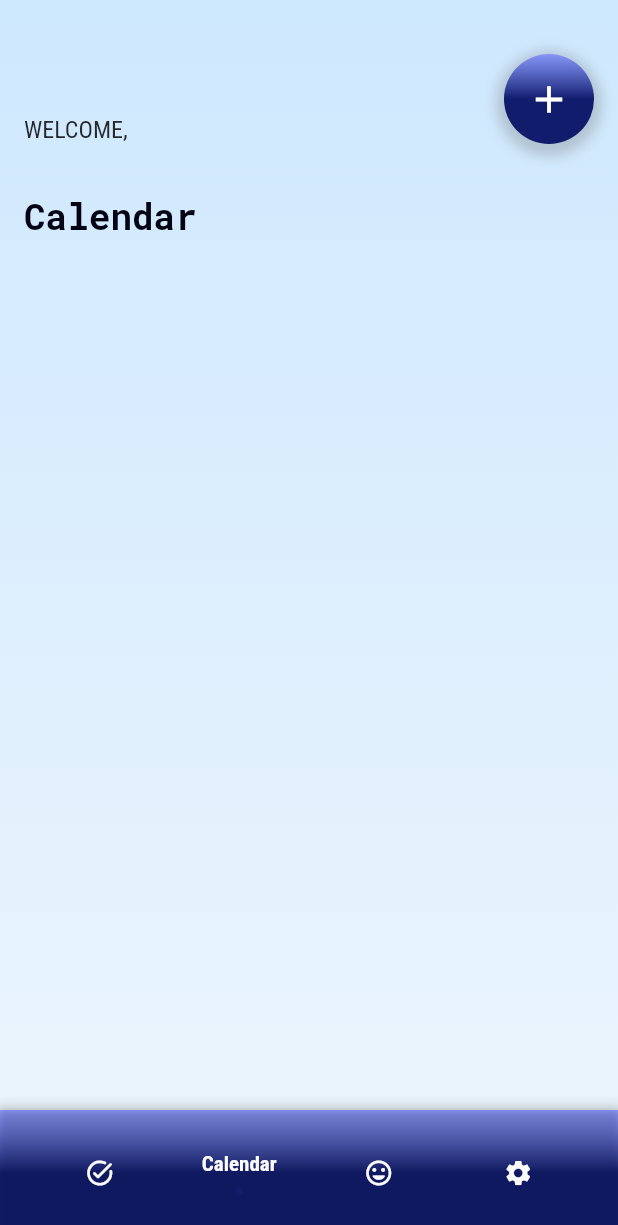
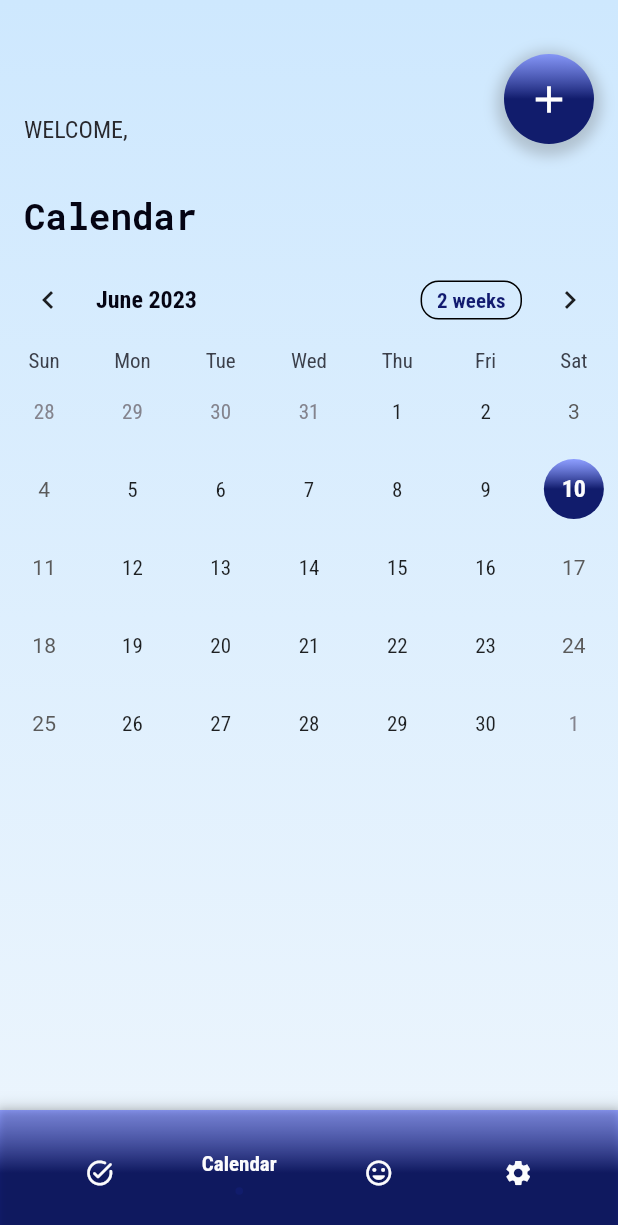
Before and after one commit to sandrakrupa/planner, a Flutter app: the screen it shows once a user with an empty profile is signed in, item 2 of the bottom bar chosen, on a phone screen of 412 x 824 dp. Shown: the top 1225 px of the screen. Run offline on Flutter 3.47's test engine with Material 2 defaults, Android fonts, the phone set to English and light mode, and no system bars; drawn by our look-alikes of flashy_tab_bar2, table_calendar; our stand-ins replace firebase_auth, firebase_core, google_fonts, image_picker, timeline_tile; accounts and stored records are empty; generated files the repository leaves out were written again.

Commit message:
create a CalendrWidget

```diff
--- a/lib/core/fonts_palette.dart
+++ b/lib/core/fonts_palette.dart
@@ -104,6 +104,21 @@ TextStyle textSMregular = GoogleFonts.robotoCondensed(
     color: Color.fromARGB(255, 5, 4, 19),
   ),
 );
+TextStyle textSMregulargrey400 = GoogleFonts.robotoCondensed(
+  textStyle: const TextStyle(
+    fontSize: 14,
+    fontWeight: FontWeight.normal,
+    color: Color.fromARGB(255, 132, 132, 142),
+  ),
+);
+
+TextStyle textSMregulargrey500 = GoogleFonts.robotoCondensed(
+  textStyle: const TextStyle(
+    fontSize: 14,
+    fontWeight: FontWeight.normal,
+    color: Color.fromARGB(255, 60, 64, 75),
+  ),
+);
 
 TextStyle textSMregulardate = GoogleFonts.robotoCondensed(
   textStyle: const TextStyle(
--- a/lib/screens/home/home page/calendar content/calendar_page_content.dart
+++ b/lib/screens/home/home page/calendar content/calendar_page_content.dart
@@ -2,6 +2,7 @@ import 'dart:io';
 import 'package:flutter/material.dart';
 import 'package:planner/core/fonts_palette.dart';
 import 'package:planner/core/gradient_palette.dart';
+import 'package:planner/widget/calendar_widget.dart';
 import 'package:planner/widget/main_text_widget.dart';
 
 class CalendarPageContent extends StatelessWidget {
@@ -72,6 +73,10 @@ class CalendarPageContent extends StatelessWidget {
         const MainText(
           mainText: 'Calendar',
         ),
+        const SizedBox(
+          height: 8,
+        ),
+        const CalendarWidget()
       ],
     );
   }
--- a/lib/screens/home/home page/gratitude content/gratitude_page_content.dart
+++ b/lib/screens/home/home page/gratitude content/gratitude_page_content.dart
@@ -72,6 +72,9 @@ class GratitudePageContent extends StatelessWidget {
         const MainText(
           mainText: 'Gratitude',
         ),
+        const SizedBox(
+          height: 8,
+        ),
       ],
     );
   }
--- a/lib/screens/home/home page/home content/home_page_content.dart
+++ b/lib/screens/home/home page/home content/home_page_content.dart
@@ -71,6 +71,9 @@ class HomePageContent extends StatelessWidget {
         ),
         const MainText(
           mainText: 'Schedule',
+        ),
+        const SizedBox(
+          height: 8,
         ),
       ],
     );
--- a/lib/screens/home/home page/settings_page.dart
+++ b/lib/screens/home/home page/settings_page.dart
@@ -25,7 +25,9 @@ class SettingsPage extends StatefulWidget {
 
 class _SettingsPageState extends State<SettingsPage> {
   File? imageFile;
+
   ValueNotifier<File?> imageNotifier = ValueNotifier<File?>(null);
+
   Future<void> pickImage(ImageSource source) async {
     final pickedImage = await ImagePicker().pickImage(source: source);
     if (pickedImage != null) {
@@ -48,6 +50,7 @@ class _SettingsPageState extends State<SettingsPage> {
   void initState() {
     super.initState();
   }
+
 
   @override
   Widget build(BuildContext context) {
@@ -192,6 +195,9 @@ class _SettingsPageState extends State<SettingsPage> {
                     ),
                     const MainText(
                       mainText: 'Settings',
+                    ),
+                    const SizedBox(
+                      height: 8,
                     ),
                     const SizedBox(
                       height: 50,
--- /dev/null
+++ b/lib/widget/calendar_widget.dart
@@ -0,0 +1,65 @@
+import 'package:flutter/material.dart';
+import 'package:planner/core/fonts_palette.dart';
+import 'package:planner/core/gradient_palette.dart';
+import 'package:table_calendar/table_calendar.dart';
+
+class CalendarWidget extends StatefulWidget {
+  const CalendarWidget({super.key});
+
+  @override
+  State<CalendarWidget> createState() => _CalendarWidgetState();
+}
+
+class _CalendarWidgetState extends State<CalendarWidget> {
+  CalendarFormat calendarFormat = CalendarFormat.month;
+  DateTime _focusedDay = DateTime.now();
+  DateTime _selectedDay = DateTime.now();
+
+  @override
+  Widget build(BuildContext context) {
+    return TableCalendar(
+      focusedDay: _focusedDay,
+      firstDay: DateTime.utc(1992, 12, 4),
+      lastDay: DateTime.utc(2113, 6, 13),
+      calendarFormat: calendarFormat,
+      daysOfWeekStyle: DaysOfWeekStyle(
+          weekendStyle: textSMregulargrey500,
+          weekdayStyle: textSMregulargrey500),
+      calendarStyle: CalendarStyle(
+        todayDecoration: const BoxDecoration(
+          color: Color.fromARGB(186, 144, 157, 255),
+          shape: BoxShape.circle,
+        ),
+        selectedDecoration: BoxDecoration(
+          gradient: navyBlueGradient,
+          shape: BoxShape.circle,
+        ),
+        defaultTextStyle: textSMregulardate,
+        selectedTextStyle: textMDboldwhite,
+        todayTextStyle: textSMregularwhite,
+        outsideTextStyle: textSMregulargrey400,
+      ),
+      headerStyle: HeaderStyle(
+        titleTextStyle: textMDbold,
+        formatButtonTextStyle: textSMboldblue,
+      ),
+      selectedDayPredicate: (day) {
+        return isSameDay(_selectedDay, day);
+      },
+      onDaySelected: (selectedDay, focusedDay) {
+        setState(() {
+          _selectedDay = selectedDay;
+          _focusedDay = focusedDay;
+        });
+      },
+      onPageChanged: (focusedDay) {
+        _focusedDay = focusedDay;
+      },
+      onFormatChanged: (format) {
+        setState(() {
+          calendarFormat = format;
+        });
+      },
+    );
+  }
+}
```
